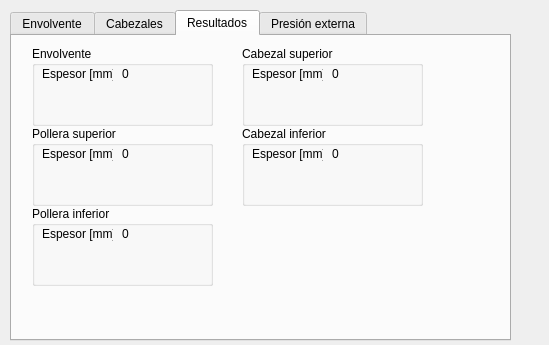
This is ui/default_gui_standars.ui in tinchofiuba/GUI_ASME as Qt 5 draws it before an edit. The edited form follows.
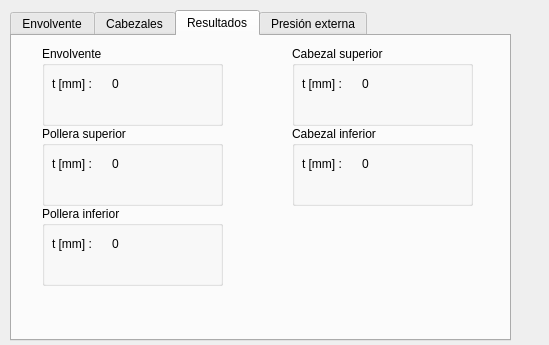
This is the edited form. The open tabs and pages were chosen to show the change.

What changed in the file:
```diff
--- a/ui/default_gui_standars.ui
+++ b/ui/default_gui_standars.ui
@@ -714,7 +714,7 @@
     <widget class="QGroupBox" name="groupBox_resultados_envolvente">
      <property name="geometry">
       <rect>
-       <x>20</x>
+       <x>30</x>
        <y>10</y>
        <width>181</width>
        <height>80</height>
@@ -727,20 +727,20 @@
       <property name="geometry">
        <rect>
         <x>10</x>
-        <y>20</y>
-        <width>71</width>
+        <y>30</y>
+        <width>51</width>
         <height>16</height>
        </rect>
       </property>
       <property name="text">
-       <string>Espesor [mm] :</string>
+       <string>t [mm] :</string>
       </property>
      </widget>
      <widget class="QLabel" name="l_espesor_envolvente">
       <property name="geometry">
        <rect>
-        <x>90</x>
-        <y>20</y>
+        <x>70</x>
+        <y>30</y>
         <width>31</width>
         <height>16</height>
        </rect>
@@ -753,7 +753,7 @@
     <widget class="QGroupBox" name="groupBox_resultados_pollera_superior">
      <property name="geometry">
       <rect>
-       <x>20</x>
+       <x>30</x>
        <y>90</y>
        <width>181</width>
        <height>80</height>
@@ -766,20 +766,20 @@
       <property name="geometry">
        <rect>
         <x>10</x>
-        <y>20</y>
-        <width>71</width>
+        <y>30</y>
+        <width>51</width>
         <height>16</height>
        </rect>
       </property>
       <property name="text">
-       <string>Espesor [mm] :</string>
+       <string>t [mm] :</string>
       </property>
      </widget>
      <widget class="QLabel" name="l_espesor_pollera_sup">
       <property name="geometry">
        <rect>
-        <x>90</x>
-        <y>20</y>
+        <x>70</x>
+        <y>30</y>
         <width>31</width>
         <height>16</height>
        </rect>
@@ -792,7 +792,7 @@
     <widget class="QGroupBox" name="groupBox_pollera_inferior">
      <property name="geometry">
       <rect>
-       <x>20</x>
+       <x>30</x>
        <y>170</y>
        <width>181</width>
        <height>80</height>
@@ -805,20 +805,20 @@
       <property name="geometry">
        <rect>
         <x>10</x>
-        <y>20</y>
-        <width>71</width>
+        <y>30</y>
+        <width>51</width>
         <height>16</height>
        </rect>
       </property>
       <property name="text">
-       <string>Espesor [mm] :</string>
+       <string>t [mm] :</string>
       </property>
      </widget>
      <widget class="QLabel" name="l_espesor_pollera_inf">
       <property name="geometry">
        <rect>
-        <x>90</x>
-        <y>20</y>
+        <x>70</x>
+        <y>30</y>
         <width>31</width>
         <height>16</height>
        </rect>
@@ -831,7 +831,7 @@
     <widget class="QGroupBox" name="groupBox_resultados_cabezal_inferior">
      <property name="geometry">
       <rect>
-       <x>230</x>
+       <x>280</x>
        <y>90</y>
        <width>181</width>
        <height>80</height>
@@ -844,20 +844,20 @@
       <property name="geometry">
        <rect>
         <x>10</x>
-        <y>20</y>
-        <width>71</width>
+        <y>30</y>
+        <width>51</width>
         <height>16</height>
        </rect>
       </property>
       <property name="text">
-       <string>Espesor [mm] :</string>
+       <string>t [mm] :</string>
       </property>
      </widget>
      <widget class="QLabel" name="l_espesor_cabezal_inf">
       <property name="geometry">
        <rect>
-        <x>90</x>
-        <y>20</y>
+        <x>70</x>
+        <y>30</y>
         <width>31</width>
         <height>16</height>
        </rect>
@@ -870,7 +870,7 @@
     <widget class="QGroupBox" name="groupBox_resultados_cabezal_superior">
      <property name="geometry">
       <rect>
-       <x>230</x>
+       <x>280</x>
        <y>10</y>
        <width>181</width>
        <height>80</height>
@@ -883,20 +883,20 @@
       <property name="geometry">
        <rect>
         <x>10</x>
-        <y>20</y>
-        <width>71</width>
+        <y>30</y>
+        <width>51</width>
         <height>16</height>
        </rect>
       </property>
       <property name="text">
-       <string>Espesor [mm] :</string>
+       <string>t [mm] :</string>
       </property>
      </widget>
      <widget class="QLabel" name="l_espesor_cabezal_sup">
       <property name="geometry">
        <rect>
-        <x>90</x>
-        <y>20</y>
+        <x>70</x>
+        <y>30</y>
         <width>31</width>
         <height>16</height>
        </rect>
```
Left out of the diff: 6 changed lines with no effect on the pictures.
